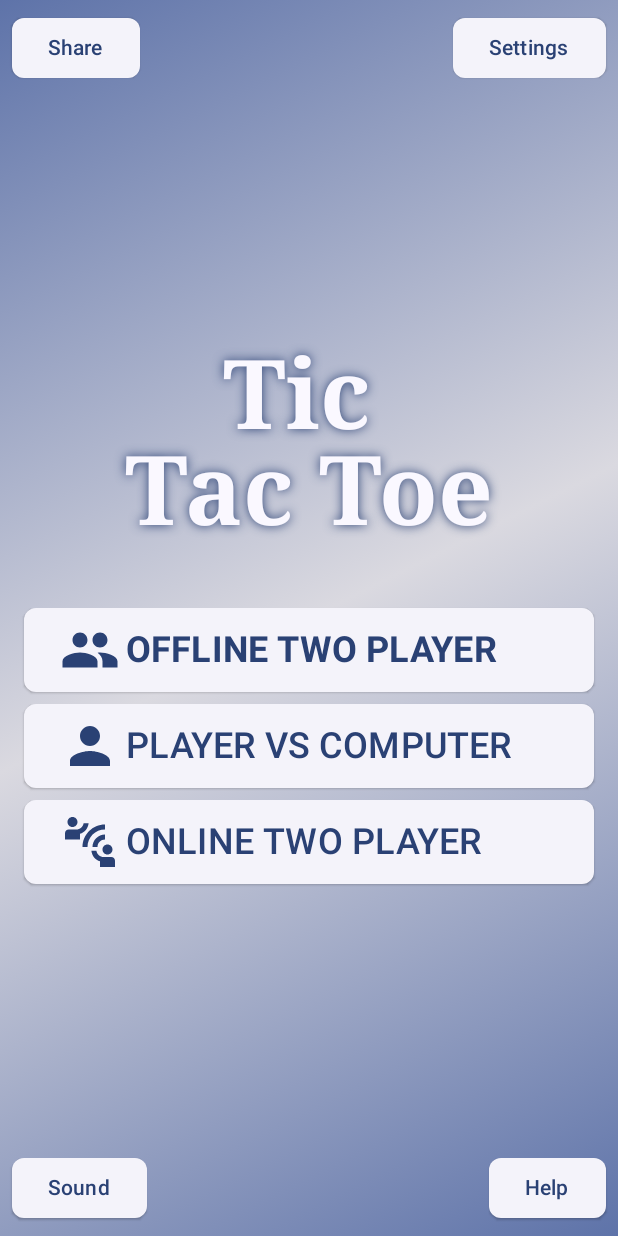
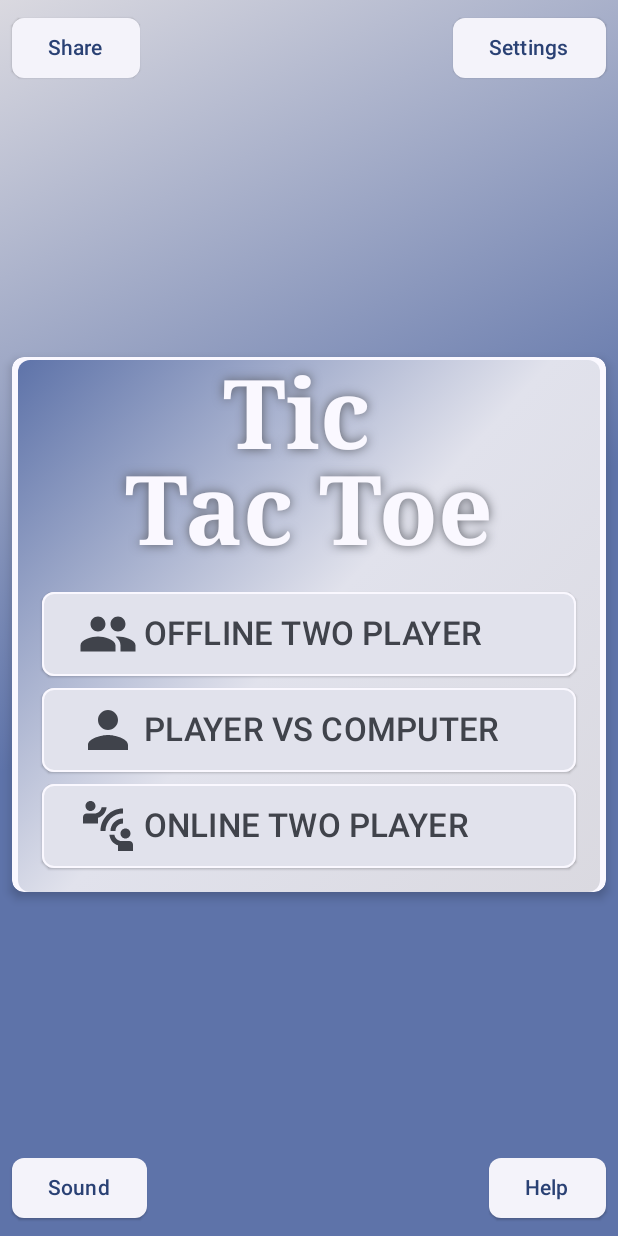
Before and after one commit to CoderBDK/TicTacToe, an Android app built with Jetpack Compose: the screen it shows after launch (MainActivity), on a phone screen of 412 x 824 dp. Run offline under Robolectric (Android 15) with nearby library versions, the phone set to English and light mode, and no system bars; our stand-ins replace constraintlayout-compose.

Commit message:
Update README.md

```diff
--- a/app/src/main/java/com/coderbdk/tictactoe/ui/home/HomeScreen.kt
+++ b/app/src/main/java/com/coderbdk/tictactoe/ui/home/HomeScreen.kt
@@ -2,6 +2,7 @@ package com.coderbdk.tictactoe.ui.home
 
 import android.content.res.Configuration
 import androidx.compose.foundation.background
+import androidx.compose.foundation.border
 import androidx.compose.foundation.layout.Arrangement
 import androidx.compose.foundation.layout.Column
 import androidx.compose.foundation.layout.Row
@@ -10,9 +11,12 @@ import androidx.compose.foundation.layout.fillMaxWidth
 import androidx.compose.foundation.layout.height
 import androidx.compose.foundation.layout.padding
 import androidx.compose.foundation.layout.size
+import androidx.compose.foundation.layout.wrapContentHeight
+import androidx.compose.foundation.shape.CircleShape
 import androidx.compose.foundation.shape.RoundedCornerShape
 import androidx.compose.material.icons.Icons
 import androidx.compose.material.icons.filled.Person
+import androidx.compose.material3.ButtonDefaults
 import androidx.compose.material3.ElevatedButton
 import androidx.compose.material3.Icon
 import androidx.compose.material3.MaterialTheme.colorScheme
@@ -20,8 +24,11 @@ import androidx.compose.material3.Text
 import androidx.compose.runtime.Composable
 import androidx.compose.ui.Alignment
 import androidx.compose.ui.Modifier
+import androidx.compose.ui.draw.shadow
 import androidx.compose.ui.graphics.Brush
+import androidx.compose.ui.graphics.Color
 import androidx.compose.ui.graphics.Shadow
+import androidx.compose.ui.graphics.compositeOver
 import androidx.compose.ui.platform.LocalConfiguration
 import androidx.compose.ui.res.painterResource
 import androidx.compose.ui.text.TextStyle
@@ -50,8 +57,8 @@ fun HomeScreen(navController: NavController) {
             .background(
                 brush = Brush.linearGradient(
                     listOf(
+                        colorScheme.surfaceDim,
                         colorScheme.primaryContainer,
-                        colorScheme.surfaceDim,
                         colorScheme.primaryContainer
                     )
                 )
@@ -84,6 +91,29 @@ fun HomeScreen(navController: NavController) {
 
         Column(
             modifier = Modifier
+                .wrapContentHeight()
+                .padding(top = 8.dp, start = 8.dp, end = 8.dp)
+                .shadow(
+                    elevation = 4.dp,
+                    shape = RoundedCornerShape(8.dp)
+                )
+                .background(
+                    color = colorScheme.surface,
+                    shape = RoundedCornerShape(8.dp)
+                )
+                .padding(start = 4.dp, end = 4.dp)
+                .padding(top = 2.dp)
+                .background(
+                   brush = Brush.linearGradient(
+                       listOf(
+                           colorScheme.primaryContainer,
+                           colorScheme.surfaceVariant,
+                           colorScheme.surfaceDim
+                       )
+                   ),
+                    shape = RoundedCornerShape(8.dp)
+                )
+                .padding(bottom = 8.dp)
                 .constrainAs(menu) {
                     start.linkTo(parent.start)
                     top.linkTo(share.bottom)
@@ -96,7 +126,7 @@ fun HomeScreen(navController: NavController) {
         ) {
             Text(
                 modifier = Modifier
-                    .padding(bottom = 40.dp),
+                    .padding(bottom = 16.dp),
                 text = "Tic \nTac Toe",
                 fontSize = 64.sp,
                 lineHeight = 64.sp,
@@ -106,7 +136,7 @@ fun HomeScreen(navController: NavController) {
                 style = TextStyle(
                     color = colorScheme.surface,
                     shadow = Shadow(
-                        color = colorScheme.primary,
+                        color = colorScheme.outline,
                         blurRadius = 8f
                     )
                 )
@@ -114,8 +144,17 @@ fun HomeScreen(navController: NavController) {
             ElevatedButton(
                 modifier = Modifier
                     .height(64.dp)
-                    .padding(start = 16.dp, end = 16.dp, bottom = 8.dp),
+                    .padding(start = 16.dp, end = 16.dp, bottom = 8.dp)
+                    .border(
+                        width = 1.dp,
+                        color = colorScheme.surface,
+                        shape = RoundedCornerShape(8.dp)
+                    ),
                 shape = RoundedCornerShape(8.dp),
+                colors = ButtonDefaults.elevatedButtonColors(
+                    containerColor = colorScheme.surfaceVariant,
+                    contentColor = colorScheme.onSurfaceVariant
+                ),
                 onClick = { navigate(navController, Screen.OfflineTwoPlayer) }) {
                 Row(
                     Modifier.fillMaxWidth(),
@@ -132,9 +171,8 @@ fun HomeScreen(navController: NavController) {
                             .padding(4.dp)
                             .fillMaxWidth(),
                         text = "Offline Two Player".uppercase(),
-                        fontSize = 24.sp,
+                        fontSize = 22.sp,
                         textAlign = TextAlign.Justify,
-                        fontWeight = FontWeight.Bold,
                     )
                 }
 
@@ -142,8 +180,17 @@ fun HomeScreen(navController: NavController) {
             ElevatedButton(
                 modifier = Modifier
                     .height(64.dp)
-                    .padding(start = 16.dp, end = 16.dp, bottom = 8.dp),
+                    .padding(start = 16.dp, end = 16.dp, bottom = 8.dp)
+                    .border(
+                        width = 1.dp,
+                        color = colorScheme.surface,
+                        shape = RoundedCornerShape(8.dp)
+                    ),
                 shape = RoundedCornerShape(8.dp),
+                colors = ButtonDefaults.elevatedButtonColors(
+                    containerColor = colorScheme.surfaceVariant,
+                    contentColor = colorScheme.onSurfaceVariant
+                ),
                 onClick = { navigate(navController, Screen.OfflineVsComputer) }) {
                 Row(
                     Modifier.fillMaxWidth(),
@@ -159,7 +206,7 @@ fun HomeScreen(navController: NavController) {
                             .fillMaxWidth()
                             .padding(4.dp),
                         text = "Player Vs Computer".uppercase(),
-                        fontSize = 24.sp,
+                        fontSize = 22.sp,
                         textAlign = TextAlign.Justify
                     )
                 }
@@ -169,8 +216,17 @@ fun HomeScreen(navController: NavController) {
             ElevatedButton(
                 modifier = Modifier
                     .height(64.dp)
-                    .padding(start = 16.dp, end = 16.dp, bottom = 8.dp),
+                    .padding(start = 16.dp, end = 16.dp, bottom = 8.dp)
+                    .border(
+                        width = 1.dp,
+                        color = colorScheme.surface,
+                        shape = RoundedCornerShape(8.dp)
+                    ),
                 shape = RoundedCornerShape(8.dp),
+                colors = ButtonDefaults.elevatedButtonColors(
+                    containerColor = colorScheme.surfaceVariant,
+                    contentColor = colorScheme.onSurfaceVariant
+                ),
                 onClick = { navigate(navController, Screen.OnlineTwoPlayer) }) {
                 Row(
                     Modifier.fillMaxWidth(),
@@ -186,7 +242,7 @@ fun HomeScreen(navController: NavController) {
                         modifier = Modifier
                             .fillMaxWidth()
                             .padding(4.dp),
-                        text = "Online Two Player".uppercase(), fontSize = 24.sp,
+                        text = "Online Two Player".uppercase(), fontSize = 22.sp,
                         textAlign = TextAlign.Justify
                     )
                 }
```
Also changed, not shown: 3 other files.
